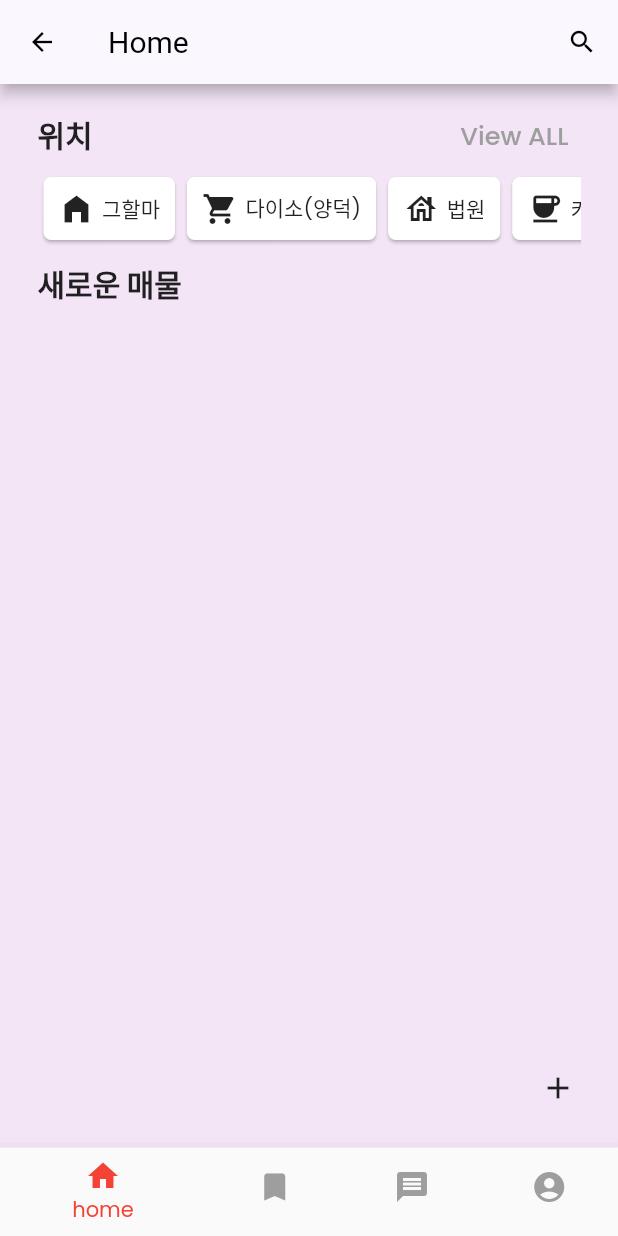
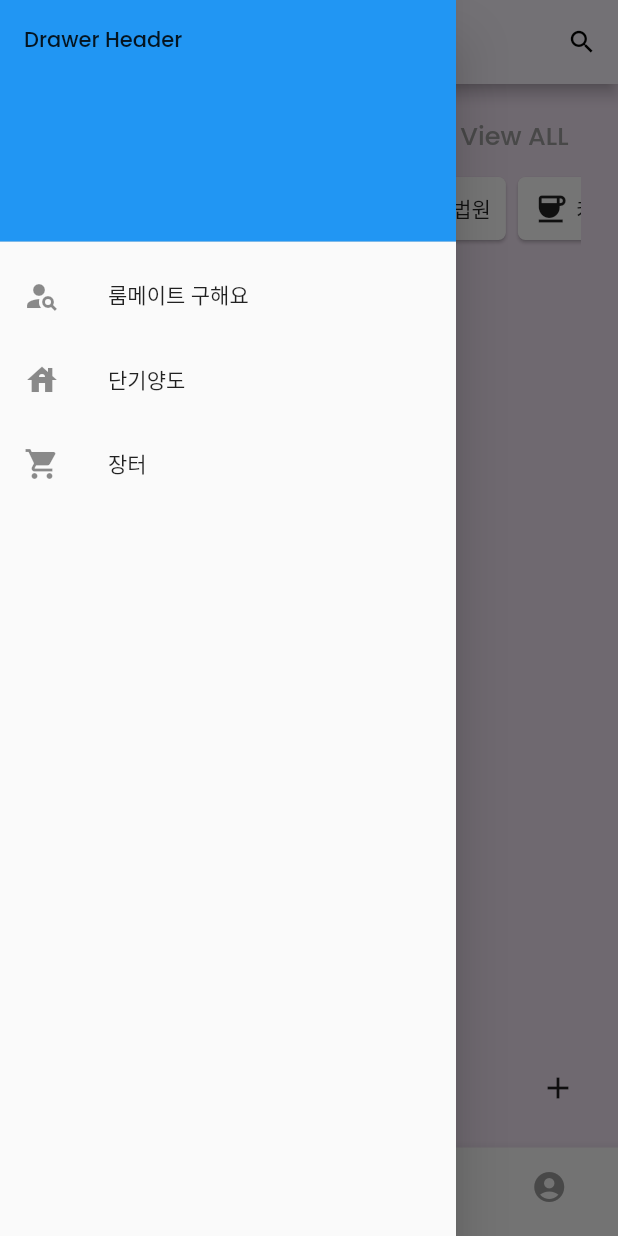
Before and after one commit to qpalzmm22/HRE, a Flutter app: the HomePage screen opened by its route, with the side drawer open (before the commit the screen has no drawer), on a phone screen of 412 x 824 dp. Run offline on Flutter 3.47's test engine with Material 2 defaults, Android fonts, the phone set to English and light mode, and no system bars; our stand-ins replace cloud_firestore, firebase_auth, firebase_core, firebase_storage, fluttertoast, geolocator and 6 more; missing offline and left inert: custom_clippers, filter_list, flutterfire_ui, horizontal_card_pager, kpostal; accounts and stored records are empty; statements that could not run were skipped.

Commit message:
add hello

```diff
--- a/lib/addHouse.dart
+++ b/lib/addHouse.dart
@@ -104,9 +104,9 @@ class _AddHousePageState extends State<AddHousePage> {
                 addHouseToDB(house);
                 Navigator.pushReplacementNamed(context, '/home');
               },
-              child: Text(
+              child: const Text(
                 "Save",
-                style: TextStyle(color: Colors.white),
+                style: TextStyle(color: Colors.black),
               )),
         ],
       ),
--- a/lib/detail.dart
+++ b/lib/detail.dart
@@ -96,11 +96,11 @@ class _DetailPageState extends State<DetailPage> {
             icon: isBookmarked
             ? const Icon(
               Icons.bookmark_added,
-              color: Colors.yellow,
+              color: Colors.blue,
             )
             : const Icon(
                 Icons.bookmark_add_outlined,
-              color: Colors.yellow,
+              color: Colors.blue,
             ) // : Icon(Icons.bookmark),  // TODO : if bookmarked make it
           ),
         ],
@@ -153,7 +153,7 @@ class _DetailPageState extends State<DetailPage> {
                   ),
                   TextButton(
                     onPressed: (){
-                      Navigator.pushNamed(context, '/map', arguments: MapPoint(name: house.name, center: house.location,),);
+                      Navigator.pushNamed(context, '/map', arguments: MapPoint(name: house.name, center: house.location, zoom: 19.5),);
                     },
                     child : const Text("지도에서 열기"),
                   ),
--- a/lib/home.dart
+++ b/lib/home.dart
@@ -151,6 +151,48 @@ class _HomePageState extends State<HomePage> {
       body: SafeArea(
         child: buildBody(),
       ),
+      drawer: Drawer(
+        child: ListView(
+          // Important: Remove any padding from the ListView.
+          padding: EdgeInsets.zero,
+          children: [
+            const DrawerHeader(
+              decoration: BoxDecoration(
+                color: Colors.blue,
+              ),
+              child: Text('Drawer Header'),
+            ),
+            ListTile(
+              leading: Icon(Icons.person_search),
+              title: const Text('룸메이트 구해요'),
+              onTap: () {
+                //Navigator.pushNamed(context, '/roomMatePage');
+                Navigator.pop(context);
+              },
+            ),
+            ListTile(
+              leading: Icon(Icons.house),
+              title: const Text('단기양도'),
+              onTap: () {
+                // Update the state of the app
+                // ...
+                // Then close the drawer
+                Navigator.pop(context);
+              },
+            ),
+            ListTile(
+              leading: Icon(Icons.shopping_cart),
+              title: const Text('장터'),
+              onTap: () {
+                // Update the state of the app
+                // ...
+                // Then close the drawer
+                Navigator.pop(context);
+              },
+            ),
+          ],
+        ),
+      ),
       bottomNavigationBar: BottomNavigationBar(
         items: const <BottomNavigationBarItem>[
           BottomNavigationBarItem(
@@ -243,7 +285,13 @@ class _HomePageState extends State<HomePage> {
                 ),
               ),
               TextButton(
-                onPressed: () {},
+                onPressed: () {
+                  Navigator.pushNamed(context, '/map', arguments: MapPoint(
+                    name: "양덕동 근처 매물",
+                    center: const LatLng(36.081809, 129.39697),
+                    zoom: 14,
+                  ));
+                },
                 child: const Text(
                   "View ALL",
                   style: TextStyle(color: Colors.grey, fontSize: 17),
@@ -259,23 +307,24 @@ class _HomePageState extends State<HomePage> {
                 _locationCard(
                     const Icon(Icons.home_filled),
                     MapPoint(
-                        name: "그할마",
-                        center: const LatLng(36.079753, 129.394197))),
+                        name: "그할마 ",
+                        center: const LatLng(36.079753, 129.394197),
+                        zoom: 17)),
                 _locationCard(
                     const Icon(Icons.shopping_cart),
                     MapPoint(
                         name: "다이소(양덕)",
-                        center: const LatLng(36.084206, 129.396543))),
+                        center: const LatLng(36.084206, 129.396543), zoom: 17)),
                 _locationCard(
                     const Icon(Icons.house_outlined),
                     MapPoint(
                         name: "법원",
-                        center: const LatLng(36.08925, 129.387588))),
+                        center: const LatLng(36.08925, 129.387588), zoom: 17)),
                 _locationCard(
                     const Icon(Icons.coffee),
                     MapPoint(
                         name: "커피유야",
-                        center: const LatLng(36.080508, 129.399658))),
+                        center: const LatLng(36.080508, 129.399658), zoom: 17)),
               ],
             ),
           ),
@@ -370,7 +419,10 @@ class _HomePageState extends State<HomePage> {
                           Row(
                             children: [
                               Icon(Icons.location_on),
-                              Text("${house.address}"),
+                              Expanded(
+                                  child: Text(
+                                      "${house.address}")
+                              ),
                             ],
                           ),
                           Expanded(
@@ -454,6 +506,8 @@ class _HomePageState extends State<HomePage> {
 class MapPoint {
   final String name;
   final LatLng center;
+  final double zoom;
+  MapPoint({required this.name, required this.center, required this.zoom});
 
-  MapPoint({required this.name, required this.center});
+
 }
--- a/lib/map.dart
+++ b/lib/map.dart
@@ -46,7 +46,7 @@ class _Map extends State<Map> {
         onMapCreated: _onMapCreated,
         initialCameraPosition: CameraPosition(
           target: location.center,
-          zoom: 18.0,
+          zoom: location.zoom,
         ),
         myLocationEnabled: false,
         myLocationButtonEnabled: false,
```
Also changed, not shown: lib/bookmark.dart (+6 -3 lines), lib/dbutility.dart (+9 -0 lines), lib/messagePage.dart (+27 -5 lines).
